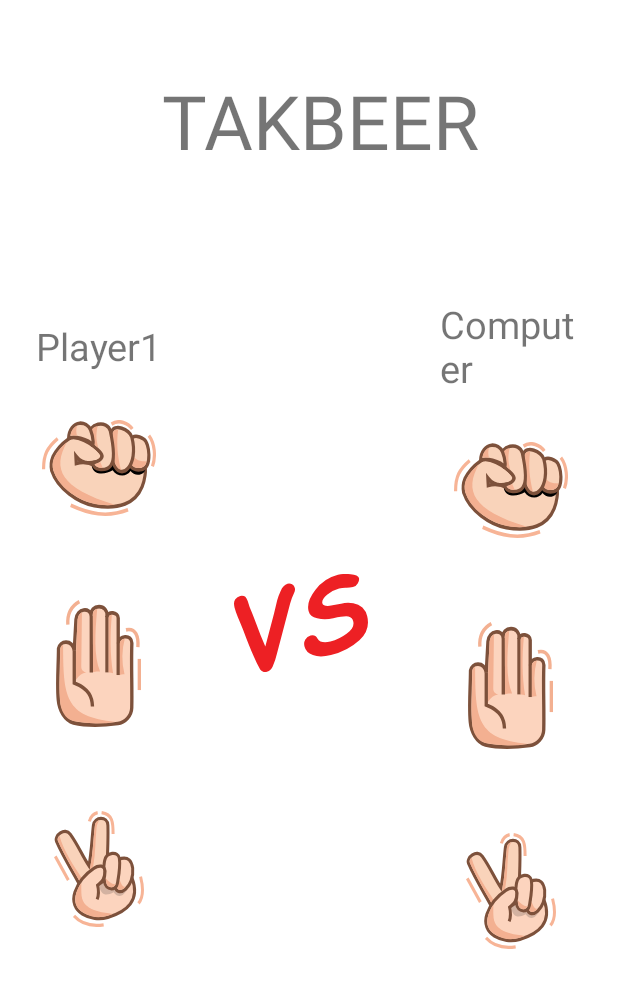
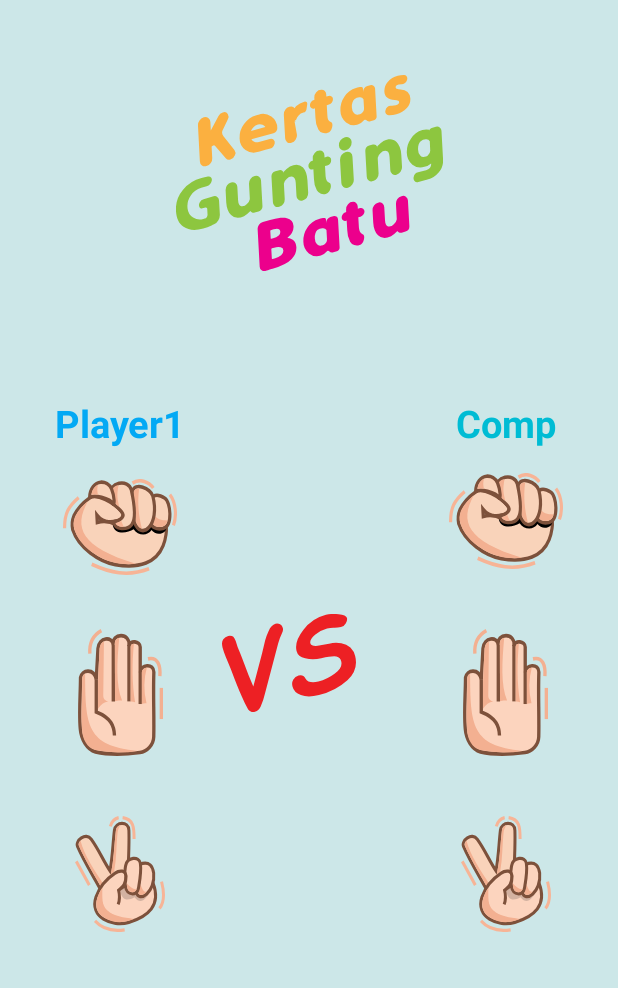
Before and after one commit to reinaldoriant/GubakeGame, an Android app: the screen it shows after launch (MainGame), on a phone screen of 412 x 824 dp. Shown: the top 988 px of the screen. Run offline under Robolectric (Android 15) with nearby library versions, the phone set to English and light mode, and no system bars; 1 statement that could not run was skipped.

Commit message:
v.1.2 add layout for v26

```diff
--- a/app/src/main/res/layout-v26/activity_maingame.xml
+++ b/app/src/main/res/layout-v26/activity_maingame.xml
@@ -4,24 +4,25 @@
     xmlns:tools="http://schemas.android.com/tools"
     android:layout_width="match_parent"
     android:layout_height="match_parent"
+    android:background="#cce7e8"
     android:orientation="vertical"
     tools:context=".MainGame">
 
     <androidx.constraintlayout.widget.ConstraintLayout
         android:layout_width="match_parent"
-        android:layout_height="0dp"
-        android:layout_weight="1">
+        android:layout_height="wrap_content"
+        android:layout_weight="1"
+        android:orientation="vertical">
 
-        <TextView
+        <ImageView
             android:id="@+id/textView"
             android:layout_width="wrap_content"
             android:layout_height="wrap_content"
-            android:layout_marginStart="16dp"
-            android:layout_marginLeft="16dp"
-            android:layout_marginTop="10dp"
+            android:layout_gravity="center"
+            android:layout_marginTop="16dp"
             android:layout_marginBottom="16dp"
-            android:text="TAKBEER"
-            android:textSize="50sp"
+            android:background="@drawable/ic_logo_image"
+            android:contentDescription="@string/logo_font"
             app:layout_constraintBottom_toBottomOf="parent"
             app:layout_constraintEnd_toEndOf="parent"
             app:layout_constraintStart_toStartOf="parent"
@@ -32,6 +33,7 @@
     <LinearLayout
         android:layout_width="match_parent"
         android:layout_height="wrap_content"
+        android:layout_weight="1"
         android:gravity="center"
         android:orientation="horizontal">
 
@@ -40,35 +42,78 @@
             android:layout_height="match_parent"
             android:gravity="center"
             android:orientation="vertical">
+
             <TextView
                 android:layout_width="wrap_content"
                 android:layout_height="wrap_content"
+                android:layout_marginStart="24dp"
+                android:layout_marginTop="0dp"
+                android:layout_marginEnd="24dp"
+                android:text="@string/player1"
+                android:textColor="#03A9F4"
                 android:textSize="25sp"
-                android:layout_marginStart="24dp"
-                android:layout_marginTop="32dp"
-                android:layout_marginEnd="24dp"
-                android:text="@string/player1"/>
+                android:textStyle="bold" />
+
+            <RelativeLayout
+                android:layout_width="wrap_content"
+                android:layout_height="wrap_content">
+
+                <FrameLayout
+                    android:id="@+id/backgroundBatu"
+                    android:layout_width="100dp"
+                    android:layout_height="100dp"
+                    android:layout_centerInParent="true"
+                    android:background="@drawable/bg_shape"
+                    />
 
                 <ImageButton
                     android:id="@+id/batuPlayer"
                     android:layout_width="wrap_content"
                     android:layout_height="wrap_content"
-                android:layout_gravity="center"
+                    android:layout_centerInParent="true"
                     android:layout_marginStart="24dp"
-                android:layout_marginTop="32dp"
+                    android:layout_marginTop="16dp"
                     android:layout_marginEnd="24dp"
                     android:layout_marginBottom="24dp"
-                android:background="@drawable/ic_batu_but" />
+                    android:background="@drawable/ic_batu_but"
+                    android:contentDescription="@string/rock_icon" />
+            </RelativeLayout>
+
+            <RelativeLayout
+                android:layout_width="wrap_content"
+                android:layout_height="wrap_content">
+
+                <FrameLayout
+                    android:id="@+id/backgroundPaper"
+                    android:layout_width="100dp"
+                    android:layout_height="100dp"
+                    android:layout_centerInParent="true"
+                    android:background="@drawable/bg_shape"
+                    />
 
                 <ImageButton
                     android:id="@+id/paperPlayer"
                     android:layout_width="wrap_content"
                     android:layout_height="wrap_content"
                     android:layout_marginStart="24dp"
-                android:layout_marginTop="32dp"
+                    android:layout_marginTop="16dp"
                     android:layout_marginEnd="24dp"
                     android:layout_marginBottom="24dp"
-                android:background="@drawable/ic_paper_but" />
+                    android:background="@drawable/ic_paper_but"
+                    android:contentDescription="@string/paper_icon" />
+            </RelativeLayout>
+
+            <RelativeLayout
+                android:layout_width="wrap_content"
+                android:layout_height="wrap_content">
+
+                <FrameLayout
+                    android:id="@+id/backgroundScissors"
+                    android:layout_width="100dp"
+                    android:layout_height="100dp"
+                    android:layout_centerInParent="true"
+                    android:background="@drawable/bg_shape"
+                    />
 
                 <ImageButton
                     android:id="@+id/scissorsPlayer"
@@ -76,13 +121,49 @@
                     android:layout_height="wrap_content"
                     android:layout_gravity="center"
                     android:layout_marginStart="24dp"
-                android:layout_marginTop="32dp"
+                    android:layout_marginTop="16dp"
                     android:layout_marginEnd="24dp"
                     android:layout_marginBottom="24dp"
                     android:background="@drawable/ic_scissors_but"
-                app:layout_constraintBottom_toBottomOf="parent" />
+                    android:contentDescription="@string/scissors_icon" />
 
+            </RelativeLayout>
         </LinearLayout>
+
+        <RelativeLayout
+            android:layout_width="wrap_content"
+            android:layout_height="match_parent"
+            android:layout_gravity="center"
+            android:gravity="center_vertical"
+            android:orientation="vertical">
+
+            <ImageView
+                android:id="@+id/imageBattle"
+                android:layout_width="wrap_content"
+                android:layout_height="wrap_content"
+
+                android:contentDescription="@string/versus_image"
+                android:src="@drawable/ic_battle_image" />
+            <ImageView
+                android:id="@+id/imagePlayerWin"
+                android:layout_width="wrap_content"
+                android:layout_height="wrap_content"
+                android:contentDescription="@string/versus_image"
+                android:src="@drawable/ic_playerwinner" />
+            <ImageView
+                android:id="@+id/imageCompWin"
+                android:layout_width="wrap_content"
+                android:layout_height="wrap_content"
+                android:contentDescription="@string/versus_image"
+                android:src="@drawable/ic_compwinner" />
+            <ImageView
+                android:id="@+id/imageDraw"
+                android:layout_width="wrap_content"
+                android:layout_height="wrap_content"
+                android:contentDescription="@string/versus_image"
+                android:src="@drawable/ic_draw" />
+
+        </RelativeLayout>
 
         <LinearLayout
             android:layout_width="wrap_content"
@@ -90,32 +171,28 @@
             android:gravity="center"
             android:orientation="vertical">
 
-            <ImageView
-                android:id="@+id/imageBattle"
+            <TextView
                 android:layout_width="wrap_content"
                 android:layout_height="wrap_content"
                 android:layout_marginStart="24dp"
-                android:layout_marginTop="32dp"
+                android:layout_marginTop="0dp"
                 android:layout_marginEnd="24dp"
-                android:layout_marginBottom="24dp"
-                android:background="@drawable/ic_battle_image" />
+                android:text="@string/computer"
+                android:textColor="#00BCD4"
+                android:textSize="25sp"
+                android:textStyle="bold" />
 
-        </LinearLayout>
+            <RelativeLayout
+                android:layout_width="wrap_content"
+                android:layout_height="wrap_content">
 
-        <LinearLayout
-            android:layout_width="wrap_content"
-            android:layout_height="match_parent"
-            android:gravity="center"
-            android:orientation="vertical">
-            <TextView
-                android:layout_width="wrap_content"
-                android:layout_height="wrap_content"
-                android:textSize="25sp"
-                android:autoSizeTextType="uniform"
-                android:layout_marginStart="24dp"
-                android:layout_marginTop="32dp"
-                android:layout_marginEnd="24dp"
-                android:text="Computer"/>
+                <FrameLayout
+                    android:id="@+id/backgroundBatuComp"
+                    android:layout_width="100dp"
+                    android:layout_height="100dp"
+                    android:layout_centerInParent="true"
+                    android:background="@drawable/bg_shape"
+                    />
 
                 <ImageButton
                     android:id="@+id/batuComp"
@@ -123,10 +200,24 @@
                     android:layout_height="wrap_content"
                     android:layout_gravity="center"
                     android:layout_marginStart="24dp"
-                android:layout_marginTop="32dp"
+                    android:layout_marginTop="16dp"
                     android:layout_marginEnd="24dp"
                     android:layout_marginBottom="24dp"
-                android:background="@drawable/ic_batu_but" />
+                    android:background="@drawable/ic_batu_but"
+                    android:contentDescription="@string/rock_icon" />
+            </RelativeLayout>
+
+            <RelativeLayout
+                android:layout_width="wrap_content"
+                android:layout_height="wrap_content">
+
+                <FrameLayout
+                    android:id="@+id/backgroundPaperComp"
+                    android:layout_width="100dp"
+                    android:layout_height="100dp"
+                    android:layout_centerInParent="true"
+                    android:background="@drawable/bg_shape"
+                    />
 
                 <ImageButton
                     android:id="@+id/paperComp"
@@ -134,10 +225,24 @@
                     android:layout_height="wrap_content"
                     android:layout_gravity="center"
                     android:layout_marginStart="24dp"
-                android:layout_marginTop="32dp"
+                    android:layout_marginTop="16dp"
                     android:layout_marginEnd="24dp"
                     android:layout_marginBottom="24dp"
-                android:background="@drawable/ic_paper_but" />
+                    android:background="@drawable/ic_paper_but"
+                    android:contentDescription="@string/paper_icon" />
+            </RelativeLayout>
+
+            <RelativeLayout
+                android:layout_width="wrap_content"
+                android:layout_height="wrap_content">
+
+                <FrameLayout
+                    android:id="@+id/backgroundScissorsComp"
+                    android:layout_width="100dp"
+                    android:layout_height="100dp"
+                    android:layout_centerInParent="true"
+                    android:background="@drawable/bg_shape"
+                    />
 
                 <ImageButton
                     android:id="@+id/scissorsComp"
@@ -145,11 +250,13 @@
                     android:layout_height="wrap_content"
                     android:layout_gravity="center"
                     android:layout_marginStart="24dp"
-                android:layout_marginTop="32dp"
+                    android:layout_marginTop="16dp"
                     android:layout_marginEnd="24dp"
                     android:layout_marginBottom="24dp"
                     android:background="@drawable/ic_scissors_but"
                     android:contentDescription="@string/scissors_icon" />
+            </RelativeLayout>
+
 
         </LinearLayout>
     </LinearLayout>
@@ -157,7 +264,19 @@
     <LinearLayout
         android:layout_width="match_parent"
         android:layout_height="wrap_content"
-        android:layout_weight="1">
+        android:layout_weight="1"
+        android:orientation="vertical">
+
+        <ImageButton
+            android:id="@+id/refreshBut"
+            android:layout_width="wrap_content"
+            android:layout_height="wrap_content"
+            android:layout_gravity="end"
+            android:layout_marginTop="16dp"
+            android:layout_marginEnd="24dp"
+            android:layout_marginBottom="16dp"
+            android:background="@drawable/ic_refresh_but"
+            android:contentDescription="@string/refresh_icon" />
 
     </LinearLayout>
 </LinearLayout>
```
Also changed, not shown: app/src/main/java/com/example/kertasguntingbatu/MainGame.kt (line endings or trailing spaces). Lines whose indentation alone changed are shown as unchanged.
